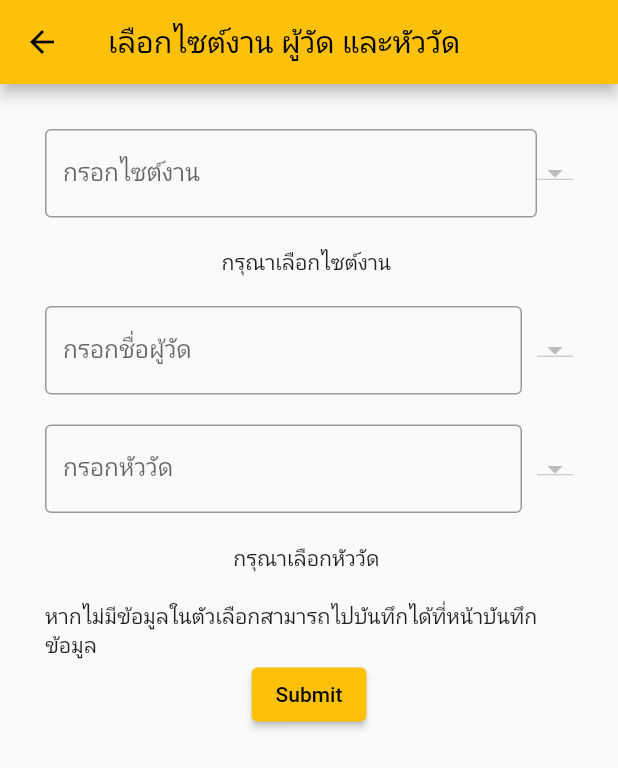
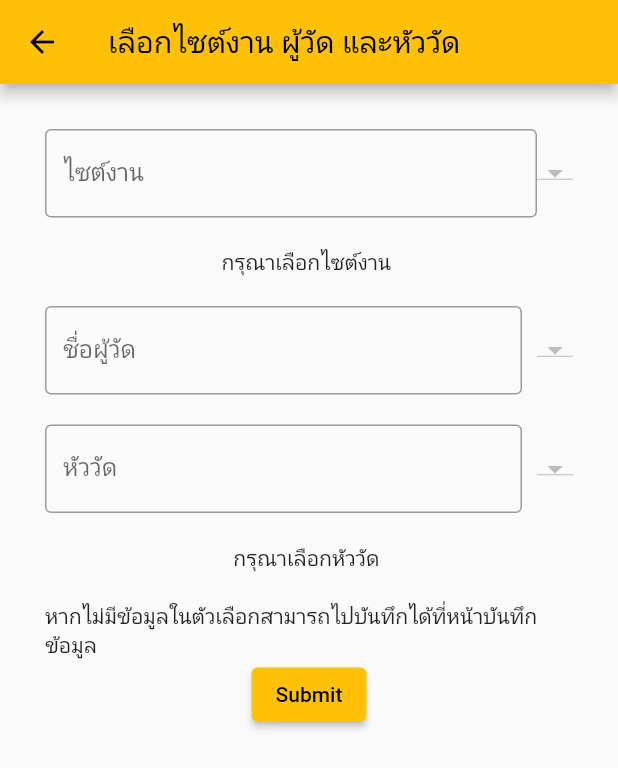
Before and after one commit to manew-c/Radiation-Recording-Application, a Flutter app: the screen it shows after launch, after a tap on "start", on a phone screen of 412 x 824 dp. Shown: the top 768 px of the screen. Run offline on Flutter 3.47's test engine with Material 2 defaults, Android fonts, the phone set to English and light mode, and no system bars; our stand-ins replace cloud_firestore, firebase_core, geolocator, google_maps_flutter, string_validator; missing offline and left inert: autocomplete_textfield; accounts and stored records are empty.

Commit message:
+color+ลดขนาดจังหวัด

```diff
--- a/lib/Pages/newuserpage.dart
+++ b/lib/Pages/newuserpage.dart
@@ -88,7 +88,7 @@ class _newuserpageState extends State<newuserpage> {
                     Expanded(
                       child: (TextField(
                         decoration: const InputDecoration(
-                          labelText: 'กรอกไซต์งาน',
+                          labelText: 'ไซต์งาน',
                           border: OutlineInputBorder(),
                         ),
                         controller: _textControllerdetectinfo,
@@ -164,7 +164,7 @@ class _newuserpageState extends State<newuserpage> {
                     Expanded(
                       child: (TextField(
                         decoration: const InputDecoration(
-                          labelText: 'กรอกชื่อผู้วัด',
+                          labelText: 'ชื่อผู้วัด',
                           border: OutlineInputBorder(),
                         ),
                         controller: _textControllerusername,
@@ -212,7 +212,7 @@ class _newuserpageState extends State<newuserpage> {
                     Expanded(
                       child: (TextField(
                         decoration: const InputDecoration(
-                          labelText: 'กรอกหัววัด',
+                          labelText: 'หัววัด',
                           border: OutlineInputBorder(),
                         ),
                         controller: _textControllerdetector,
--- a/lib/Pages/saveworksite.dart
+++ b/lib/Pages/saveworksite.dart
@@ -168,7 +168,7 @@ class _saveworksitePageState extends State<saveworksitePage> {
                         const SizedBox(width: 20),
                         const SizedBox(child: Text('จังหวัด')),
                         SizedBox(
-                            width: 400, // set a fixed width
+                            width: 200, // set a fixed width
                             child: Autocomplete<String>(
                               optionsBuilder:
                                   (TextEditingValue textEditingValue) {
--- a/lib/main.dart
+++ b/lib/main.dart
@@ -48,7 +48,17 @@ class _MyHomePageState extends State<MyHomePage> {
 
   @override
   Widget build(BuildContext context) {
-    return Scaffold(
+    return Container(
+        decoration: const BoxDecoration(
+            gradient: LinearGradient(
+                begin: Alignment.topLeft,
+                end: Alignment.bottomRight,
+                colors: [
+              Color.fromARGB(255, 231, 180, 240),
+              Color.fromARGB(255, 255, 168, 7)
+            ])),
+        child: Scaffold(
+          backgroundColor: Colors.transparent,
           appBar: AppBar(
             title: const Text("Radiation Recording"),
             actions: [const Icon(Icons.album_outlined)],
@@ -61,7 +71,7 @@ class _MyHomePageState extends State<MyHomePage> {
                 Column(
                   mainAxisAlignment: MainAxisAlignment.center,
                   children: [
-                const Text('ยินดีต้อนรับ'),
+                    const Text('ยินดีต้อนรับ', style: TextStyle(fontSize: 20)),
                     /*Padding(
                   padding: EdgeInsets.all(30),
                   child: SizedBox(
@@ -130,7 +140,7 @@ class _MyHomePageState extends State<MyHomePage> {
                                   ));
                             },
                             child: const Text(
-                          'บันทึกข้อมูลผู้ใช้งาน',
+                              'บันทึกชื่อผู้ใช้งาน',
                               style: TextStyle(fontSize: 18),
                             ))),
                     const SizedBox(height: 30), //อันนี้คือให้มันเว้นช่อง
@@ -173,6 +183,6 @@ class _MyHomePageState extends State<MyHomePage> {
               ],
             ),
           ),
-    );
+        ));
   }
 }
```
Lines whose indentation alone changed are shown as unchanged.
